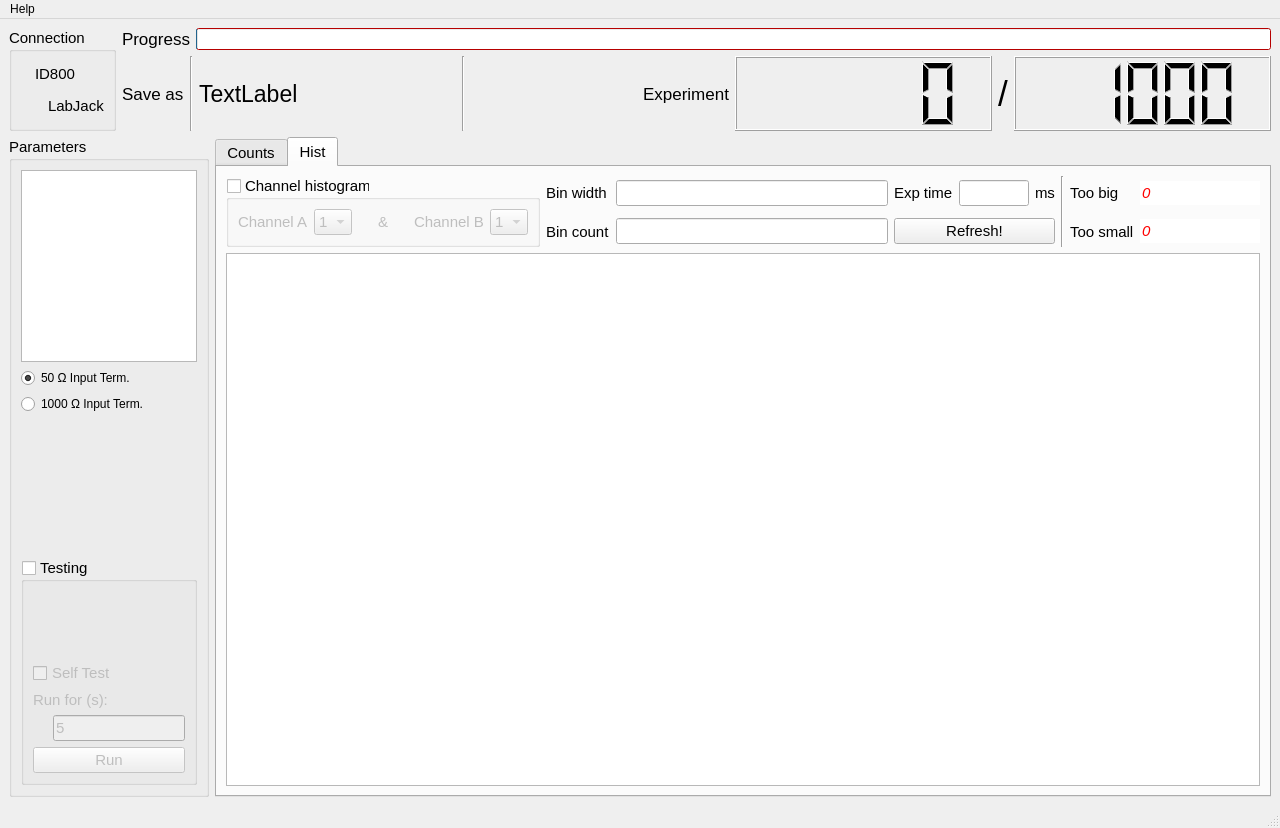
Qt form lib/photon_gui_s.ui (luyves/time-tagger) before a commit.
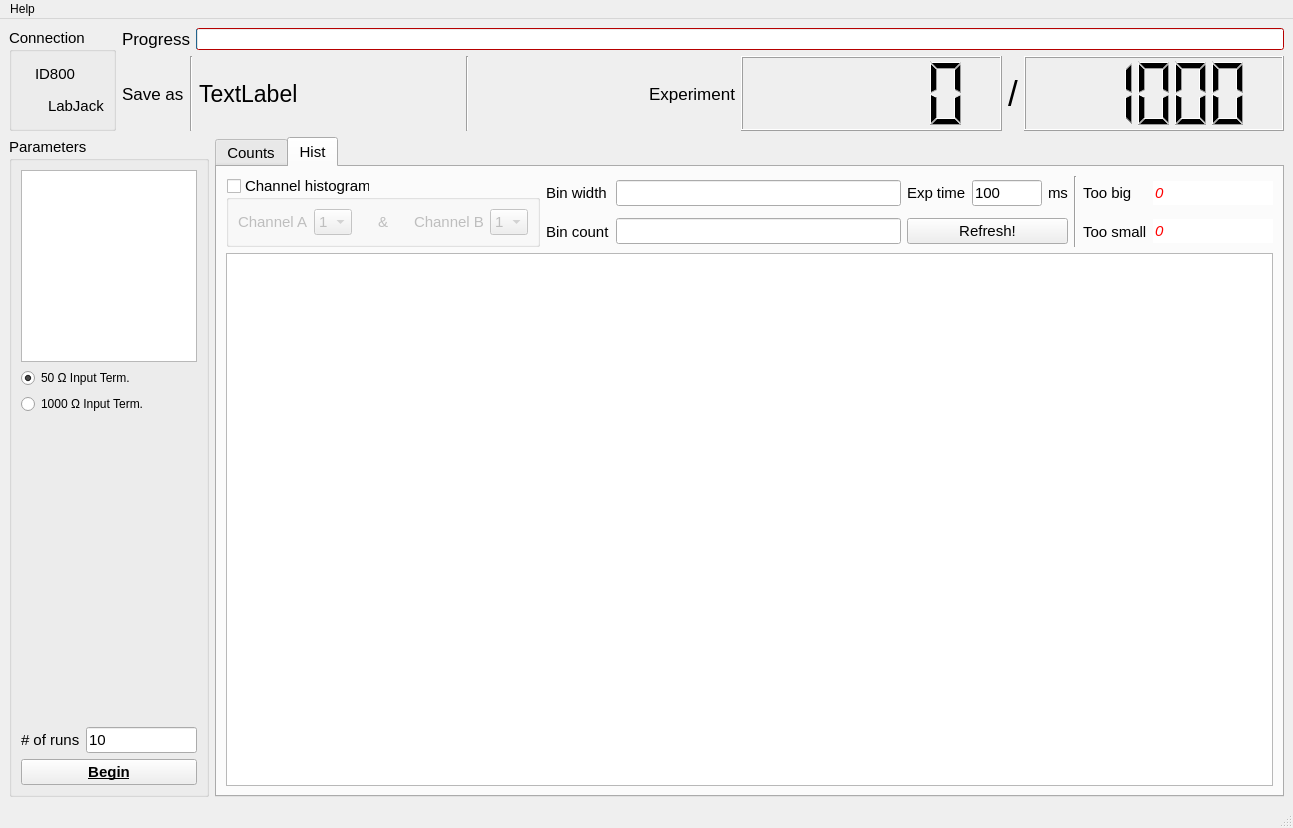
The same form after that commit. The open tabs and pages were chosen to show the change. Icons and pictures are not drawn. Custom widgets are drawn as their Qt base class.

```diff
--- a/lib/photon_gui_s.ui
+++ b/lib/photon_gui_s.ui
@@ -6,7 +6,7 @@
    <rect>
     <x>0</x>
     <y>0</y>
-    <width>1280</width>
+    <width>1293</width>
     <height>828</height>
    </rect>
   </property>
@@ -762,94 +762,44 @@
           </spacer>
          </item>
          <item>
-          <widget class="QGroupBox" name="testing">
-           <property name="sizePolicy">
-            <sizepolicy hsizetype="Preferred" vsizetype="Expanding">
-             <horstretch>0</horstretch>
-             <verstretch>0</verstretch>
-            </sizepolicy>
+          <layout class="QHBoxLayout" name="horizontalLayout_6">
+           <item>
+            <widget class="QLabel" name="label_11">
+             <property name="text">
+              <string># of runs</string>
+             </property>
+            </widget>
+           </item>
+           <item>
+            <widget class="QLineEdit" name="lineEdit_totalRuns">
+             <property name="text">
+              <string>10</string>
+             </property>
+            </widget>
+           </item>
+          </layout>
+         </item>
+         <item>
+          <widget class="QPushButton" name="runButton">
+           <property name="font">
+            <font>
+             <weight>75</weight>
+             <bold>true</bold>
+             <underline>true</underline>
+            </font>
            </property>
-           <property name="title">
-            <string>Testing</string>
+           <property name="autoFillBackground">
+            <bool>false</bool>
            </property>
-           <property name="checkable">
-            <bool>true</bool>
+           <property name="text">
+            <string>Begin</string>
            </property>
-           <property name="checked">
+           <property name="default">
             <bool>false</bool>
            </property>
-           <layout class="QVBoxLayout" name="verticalLayout_5">
-            <item>
-             <spacer name="verticalSpacer_2">
-              <property name="orientation">
-               <enum>Qt::Vertical</enum>
-              </property>
-              <property name="sizeType">
-               <enum>QSizePolicy::Ignored</enum>
-              </property>
-              <property name="sizeHint" stdset="0">
-               <size>
-                <width>30</width>
-                <height>70</height>
-               </size>
-              </property>
-             </spacer>
-            </item>
-            <item>
-             <widget class="QCheckBox" name="selftest_check">
-              <property name="text">
-               <string>Self Test</string>
-              </property>
-             </widget>
-            </item>
-            <item>
-             <widget class="QLabel" name="manual_expdur_label">
-              <property name="sizePolicy">
-               <sizepolicy hsizetype="Preferred" vsizetype="Fixed">
-                <horstretch>0</horstretch>
-                <verstretch>0</verstretch>
-               </sizepolicy>
-              </property>
-              <property name="text">
-               <string>Run for (s):</string>
-              </property>
-             </widget>
-            </item>
-            <item>
-             <layout class="QHBoxLayout" name="horizontalLayout_6">
-              <item>
-               <spacer name="verticalSpacer_3">
-                <property name="orientation">
-                 <enum>Qt::Vertical</enum>
-                </property>
-                <property name="sizeType">
-                 <enum>QSizePolicy::Maximum</enum>
-                </property>
-                <property name="sizeHint" stdset="0">
-                 <size>
-                  <width>20</width>
-                  <height>40</height>
-                 </size>
-                </property>
-               </spacer>
-              </item>
-              <item>
-               <widget class="QLineEdit" name="manualtime">
-                <property name="text">
-                 <string>5</string>
-                </property>
-               </widget>
-              </item>
-             </layout>
-            </item>
-            <item>
-             <widget class="QPushButton" name="runButton">
-              <property name="text">
-               <string>Run</string>
-              </property>
-             </widget>
-            </item>
-           </layout>
+           <property name="flat">
+            <bool>false</bool>
+           </property>
           </widget>
          </item>
         </layout>
@@ -863,7 +813,7 @@
          </font>
         </property>
         <property name="currentIndex">
-         <number>1</number>
+         <number>0</number>
         </property>
         <widget class="QWidget" name="counts_tab">
          <attribute name="title">
@@ -1215,7 +1165,7 @@
            <widget class="QLineEdit" name="lineEdit_bincount"/>
           </item>
           <item row="2" column="1" colspan="9">
-           <widget class="PlotWidget" name="hist_plot"/>
+           <widget class="GraphicsLayoutWidget" name="hist_plot"/>
           </item>
           <item row="0" column="4">
            <widget class="QLabel" name="label_9">
@@ -1232,6 +1182,9 @@
               <height>16777215</height>
              </size>
             </property>
+            <property name="text">
+             <string>100</string>
+            </property>
            </widget>
           </item>
           <item row="0" column="6">
@@ -1335,7 +1288,7 @@
     <rect>
      <x>0</x>
      <y>0</y>
-     <width>1280</width>
+     <width>1293</width>
      <height>26</height>
     </rect>
    </property>
@@ -1361,11 +1314,6 @@
   </action>
  </widget>
  <customwidgets>
-  <customwidget>
-   <class>PlotWidget</class>
-   <extends>QGraphicsView</extends>
-   <header>pyqtgraph</header>
-  </customwidget>
   <customwidget>
    <class>GraphicsLayoutWidget</class>
    <extends>QGraphicsView</extends>
```
